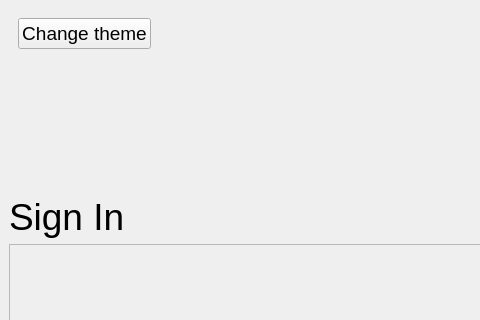
First picture: the form in src/UI/MainWindow.ui, repository 1h4t39009le/yanzooApp, before the edit; both pictures show x 0 to 480 and y 0 to 320 of the 796 by 600 pixel window.
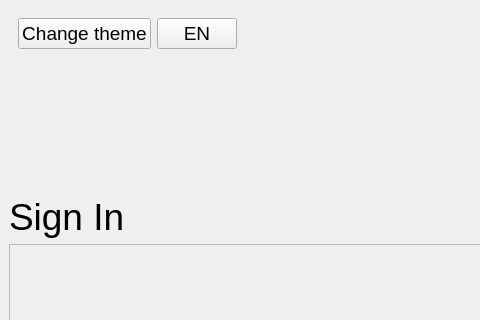
Second picture: the form after the edit.

```diff
--- a/src/UI/MainWindow.ui
+++ b/src/UI/MainWindow.ui
@@ -39,6 +39,18 @@
          </property>
         </widget>
        </item>
+       <item>
+        <widget class="QPushButton" name="pushButton">
+         <property name="font">
+          <font>
+           <pointsize>14</pointsize>
+          </font>
+         </property>
+         <property name="text">
+          <string>EN</string>
+         </property>
+        </widget>
+       </item>
        <item>
         <spacer name="horizontalSpacer">
          <property name="orientation">
```
Left out of the diff: 8 changed lines with no effect on the pictures.
